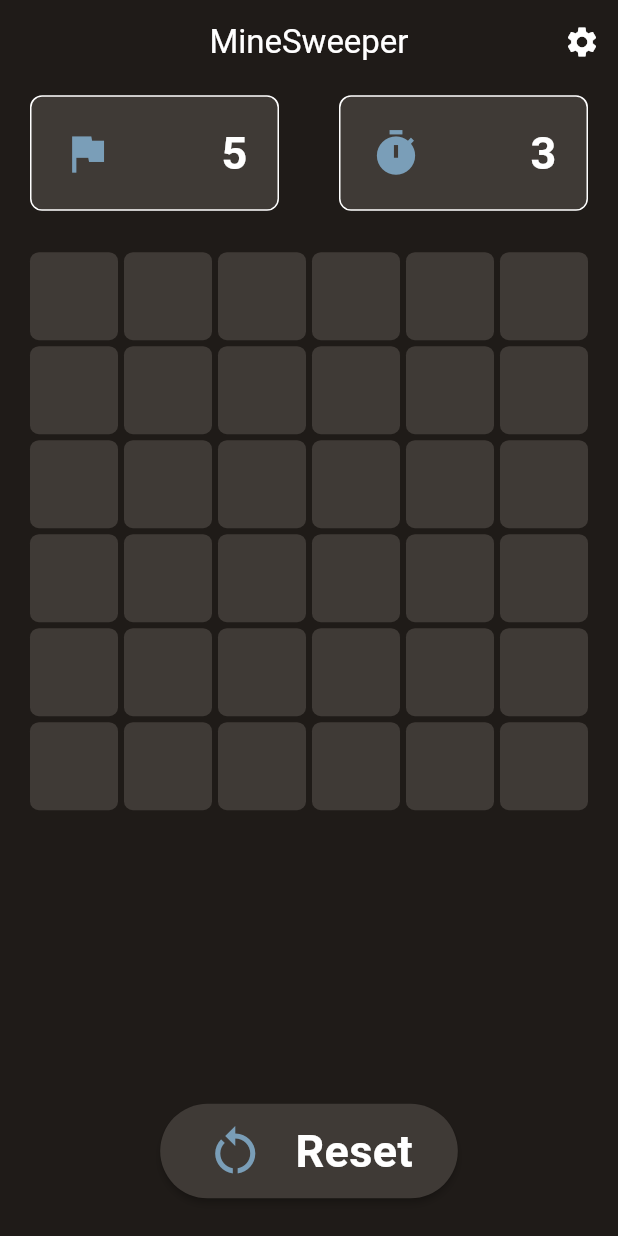
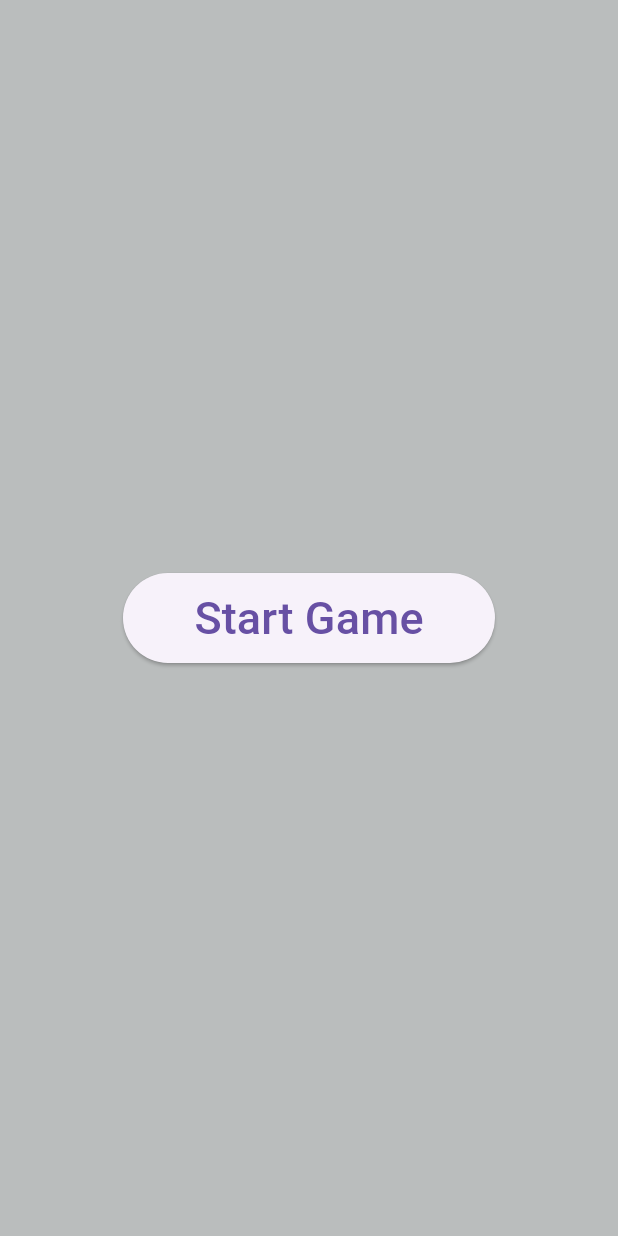
Before and after one commit to CSI-Trainee-2024/Task3_Naman_2312090, a Flutter app: the screen it shows after launch, on a phone screen of 412 x 824 dp. Run offline on Flutter 3.47's test engine with Material 3 defaults, Android fonts, the phone set to English and light mode, and no system bars.

Commit message:
Game screen added

```diff
--- a/lib/main.dart
+++ b/lib/main.dart
@@ -4,6 +4,7 @@ import 'package:flutter/foundation.dart';
 import 'package:flutter/material.dart';
 import 'package:minesweeper/screens/Home_screen.dart';
 import 'package:minesweeper/screens/SplashScreen.dart';
+import 'package:minesweeper/screens/gameScreen.dart';
 
 void main() {
   runApp(const MyApp());
@@ -29,6 +30,6 @@ class MyHomePage extends StatefulWidget {
 class _MyHomePageState extends State<MyHomePage> {
   @override
   Widget build(BuildContext context) {
-    return HomeScreen();
+    return GameScreen();
   }
 }
--- a/lib/screens/Home_screen.dart
+++ b/lib/screens/Home_screen.dart
@@ -42,25 +42,31 @@ class _HomeScreenState extends State<HomeScreen> {
   Widget build(BuildContext context) {
     return Scaffold(
       backgroundColor: AppColor.primaryColor,
+      //drawer: ListView(),
+      //drawerScrimColor: Colors.white,
       appBar: AppBar(
+        toolbarHeight: 150,
         backgroundColor: AppColor.primaryColor,
         centerTitle: true,
-        title: Text(
-          "MineSweeper",
-          style: TextStyle(color: Colors.white),
+        title: Image.asset(
+          "assets/text.png",
+          height: 150,
         ),
-        actions: [
+        /*actions: [
           IconButton(
               onPressed: () {},
               icon: Icon(
                 Icons.settings,
                 color: Colors.white,
-              ))
-        ],
+              )),
+        ],*/
       ),
       body: Column(
         mainAxisAlignment: MainAxisAlignment.spaceEvenly,
         children: [
+          SizedBox(
+            height: 30,
+          ),
           Row(
             mainAxisAlignment: MainAxisAlignment.spaceBetween,
             children: [
@@ -90,7 +96,7 @@ class _HomeScreenState extends State<HomeScreen> {
           ),
           Container(
             width: double.infinity,
-            height: 500.0,
+            height: 425.0,
             padding: EdgeInsets.all(20.0),
             //color: AppColor.lightPrimaryColor,
             child: GridView.builder(
@@ -117,18 +123,6 @@ class _HomeScreenState extends State<HomeScreen> {
                         ? null
                         : () {
                             setState(() {
-                              /*game.gameMap[index].reveal
-                                  ? "${game.gameMap[index].content}"
-                                  : (game.gameMap[index].flaged ? "🚩" : "");
-
-                              if (!game.gameMap[index].reveal) {
-                                // Only flag if the cell is not revealed
-                                game.gameMap[index].flaged =
-                                    !game.gameMap[index].flaged;
-                                game.flagCount += game.gameMap[index].flaged
-                                    ? -1
-                                    : 1;
-                              }*/
 
                               game.onDoubleClickedCell(game.gameMap[index]);
                             });
@@ -142,9 +136,6 @@ class _HomeScreenState extends State<HomeScreen> {
                           game.gameMap[index].reveal
                               ? "${game.gameMap[index].content}"
                               : "",
-                          /* : (game.gameMap[index].flaged
-                                   ? "🚩"
-                                   : ""), */ //Icon(Icons.flag).toString()
                           style: TextStyle(
                               color: game.gameMap[index].reveal
                                   ? game.gameMap[index].content == "X"
@@ -179,7 +170,7 @@ class _HomeScreenState extends State<HomeScreen> {
                 timer?.cancel();
                 elapsedTime = 0;
                 startTimer();
-              // game.gameOver = true;
+                // game.gameOver = true;
               });
             },
             fillColor: AppColor.lightPrimaryColor,
--- /dev/null
+++ b/lib/screens/gameScreen.dart
@@ -0,0 +1,34 @@
+import 'package:flutter/material.dart';
+import 'package:minesweeper/screens/Home_screen.dart';
+
+class GameScreen extends StatefulWidget {
+  @override
+  GameScreenState createState() => GameScreenState();
+}
+
+class GameScreenState extends State<GameScreen> {
+  @override
+  Widget build(BuildContext context) {
+    return Scaffold(
+      backgroundColor: Color.fromARGB(255, 186, 189, 189),
+      body: Center(
+        child: ElevatedButton(
+          onPressed: () {
+            Navigator.push(
+                context, MaterialPageRoute(builder: (context) => HomeScreen()));
+          },
+          child: Container(
+            height: 60,
+            width: 200,
+            child: Center(
+              child: Text(
+                "Start Game",
+                style: TextStyle(fontSize: 30),
+              ),
+            ),
+          ),
+        ),
+      ),
+    );
+  }
+}
--- a/lib/utilities/game_helper.dart
+++ b/lib/utilities/game_helper.dart
@@ -59,8 +59,6 @@ class MineSweeperGame {
     if (cell.content == "X") {
       showMines();
       gameOver = true;
-      //to stop the timer
-     // (cell.row as _HomeScreenState).timer?.cancel();
     } else {
       //calculate the scoring steps
       int mineCount = 0;
```
Also changed, not shown: assets/text2.png (added).
